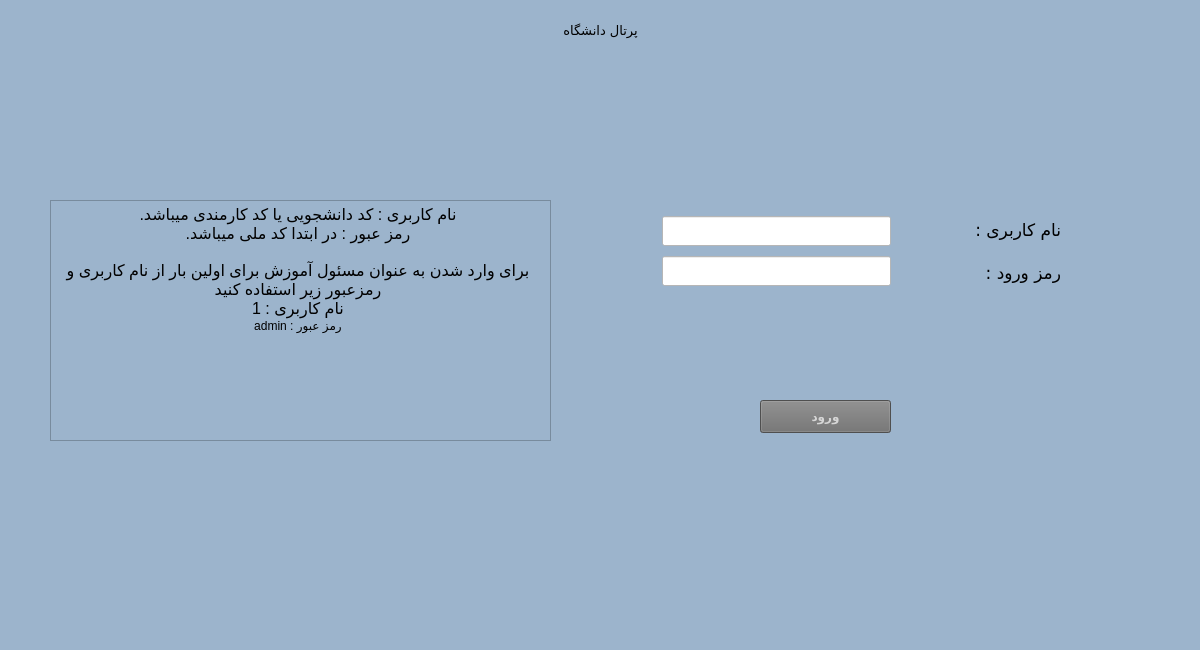
First picture: the form in mainwindow.ui, repository AliRn76/Student-Portal, before the edit.
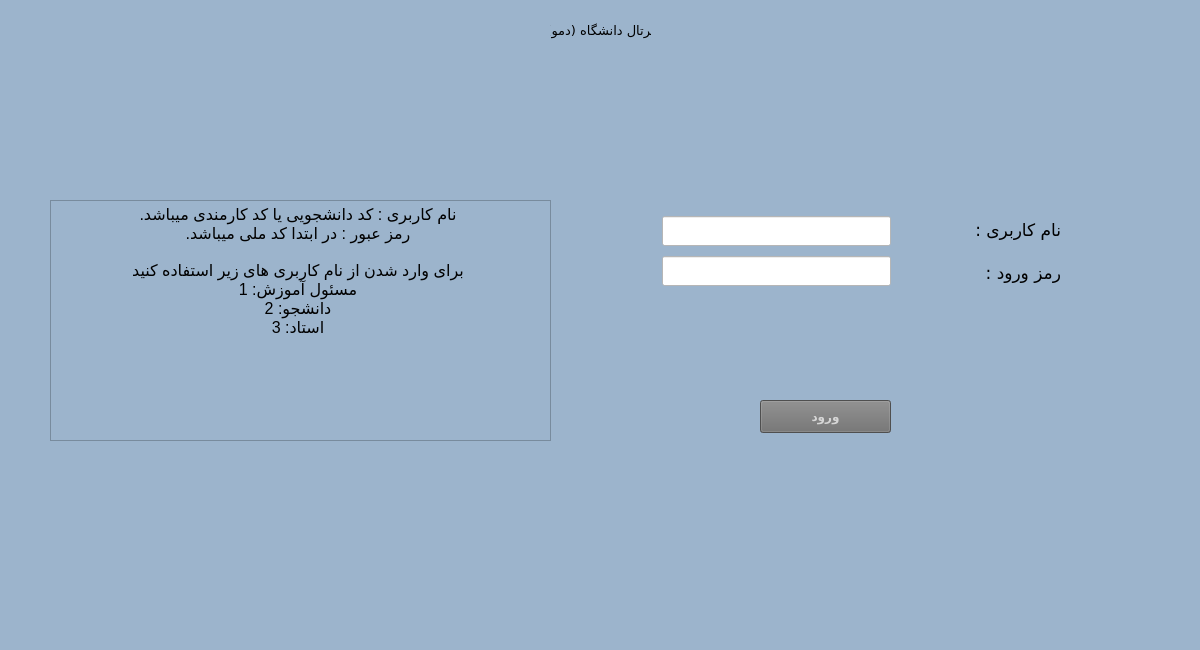
Second picture: the form after the edit.

Diff of the .ui file:
```diff
--- a/mainwindow.ui
+++ b/mainwindow.ui
@@ -51,7 +51,7 @@
      </font>
     </property>
     <property name="text">
-     <string>پرتال دانشگاه</string>
+     <string>پرتال دانشگاه (دمو)</string>
     </property>
     <property name="alignment">
      <set>Qt::AlignCenter</set>
@@ -77,7 +77,10 @@
 &lt;html&gt;&lt;head&gt;&lt;meta name=&quot;qrichtext&quot; content=&quot;1&quot; /&gt;&lt;style type=&quot;text/css&quot;&gt;
 p, li { white-space: pre-wrap; }
 &lt;/style&gt;&lt;/head&gt;&lt;body style=&quot; font-family:'MS Shell Dlg 2'; font-size:7.8pt; font-weight:400; font-style:normal;&quot;&gt;
-&lt;p align=&quot;center&quot; style=&quot; margin-top:0px; margin-bottom:0px; margin-left:0px; margin-right:5px; -qt-block-indent:0; text-indent:0px;&quot;&gt;&lt;span style=&quot; font-family:'B roya'; font-size:12pt;&quot;&gt;.نام کاربری : کد دانشجویی یا کد کارمندی میباشد&lt;br /&gt;رمز عبور : در ابتدا کد ملی میباشد.&lt;br /&gt;&lt;br /&gt;برای وارد شدن به عنوان مسئول آموزش برای اولین بار از نام کاربری و رمزعبور زیر استفاده کنید&lt;br /&gt;نام کاربری : 1&lt;/span&gt;&lt;span style=&quot; font-family:'aria'; font-size:9pt;&quot;&gt;&lt;br /&gt;admin : رمز عبور&lt;/span&gt;&lt;/p&gt;&lt;/body&gt;&lt;/html&gt;</string>
+&lt;p align=&quot;center&quot; style=&quot; margin-top:0px; margin-bottom:0px; margin-left:0px; margin-right:5px; -qt-block-indent:0; text-indent:0px;&quot;&gt;&lt;span style=&quot; font-family:'B roya'; font-size:12pt;&quot;&gt;.نام کاربری : کد دانشجویی یا کد کارمندی میباشد&lt;br /&gt;رمز عبور : در ابتدا کد ملی میباشد.&lt;br /&gt;&lt;br /&gt;برای وارد شدن از نام کاربری های زیر استفاده کنید&lt;/span&gt;&lt;/p&gt;
+&lt;p align=&quot;center&quot; style=&quot; margin-top:0px; margin-bottom:0px; margin-left:0px; margin-right:5px; -qt-block-indent:0; text-indent:0px;&quot;&gt;&lt;span style=&quot; font-family:'B roya'; font-size:12pt;&quot;&gt;مسئول آموزش: 1&lt;/span&gt;&lt;/p&gt;
+&lt;p align=&quot;center&quot; style=&quot; margin-top:0px; margin-bottom:0px; margin-left:0px; margin-right:5px; -qt-block-indent:0; text-indent:0px;&quot;&gt;&lt;span style=&quot; font-family:'B roya'; font-size:12pt;&quot;&gt;دانشجو: 2&lt;/span&gt;&lt;/p&gt;
+&lt;p align=&quot;center&quot; style=&quot; margin-top:0px; margin-bottom:0px; margin-left:0px; margin-right:5px; -qt-block-indent:0; text-indent:0px;&quot;&gt;&lt;span style=&quot; font-family:'B roya'; font-size:12pt;&quot;&gt;استاد: 3&lt;/span&gt;&lt;/p&gt;&lt;/body&gt;&lt;/html&gt;</string>
     </property>
    </widget>
    <widget class="QWidget" name="layoutWidget">
```
